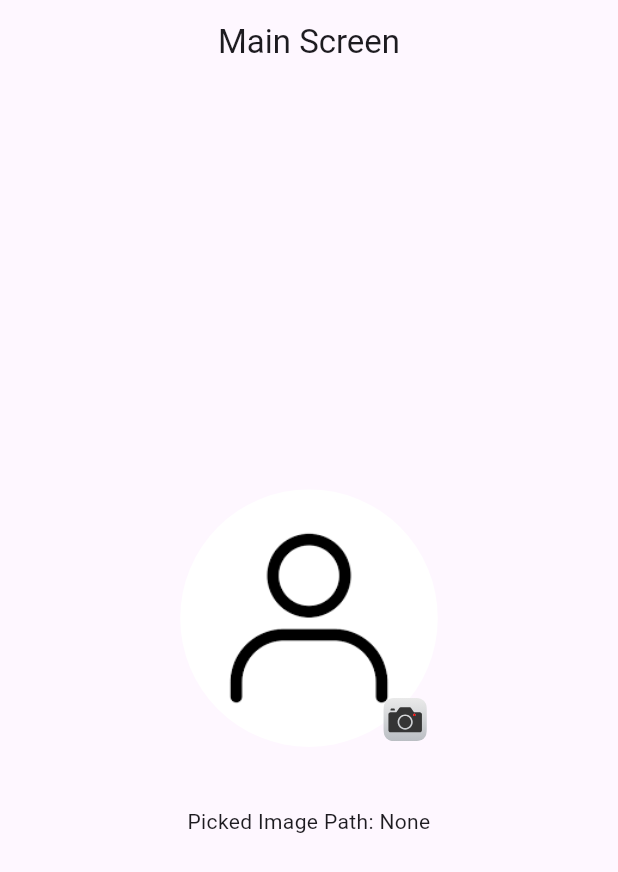
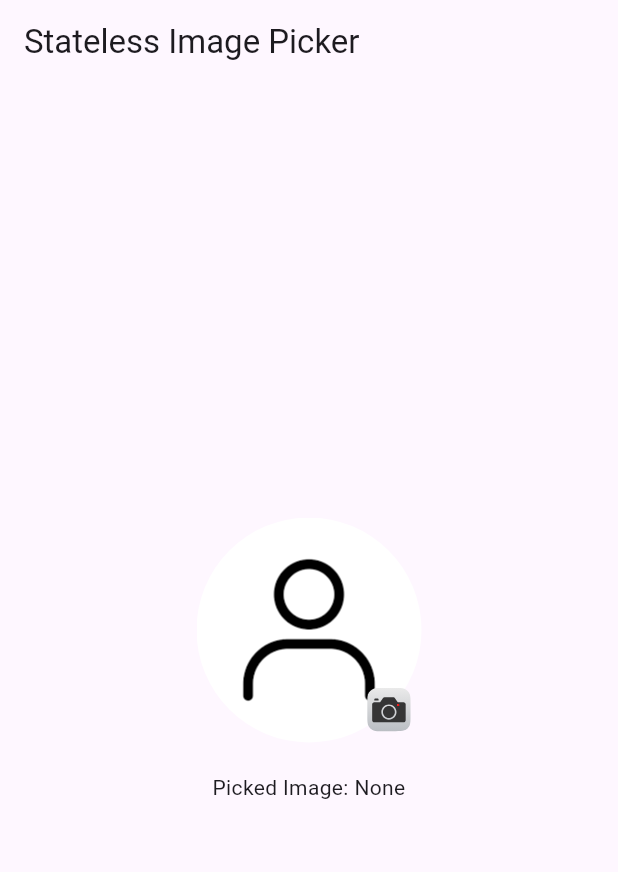
Before and after one commit to ImtiazChowdhuryWork/custom_image_picker, a Flutter app: the screen it shows after launch, on a phone screen of 412 x 824 dp. Shown: the top 872 px of the screen. Run offline on Flutter 3.47's test engine with Material 3 defaults, Android fonts, the light colour scheme and no system bars; our stand-ins replace flutter_screenutil, flutter_svg, get, image_picker.

Commit message:
made necessary changes for using it in the stateless widget

```diff
--- a/lib/core/controllers/custom_image_picker_controller.dart
+++ b/lib/core/controllers/custom_image_picker_controller.dart
@@ -1,4 +1,4 @@
-import 'dart:io';
+import 'package:flutter_screenutil/flutter_screenutil.dart';
 import 'package:get/get.dart';
 import 'package:image_picker/image_picker.dart';
 
@@ -10,22 +10,17 @@ class CustomImagePickerController extends GetxController {
     try {
       final XFile? image = await _picker.pickImage(
         source: source,
+        maxHeight: 1024.h,
+        maxWidth: 1024.w,
         imageQuality: 85,
-        maxHeight: 1024,
-        maxWidth: 1024,
       );
       if (image != null) {
         pickedImagePath.value = image.path;
       } else {
-        Get.snackbar('Cancelled', 'No image selected');
+        Get.snackbar("Canceled", "No image selected.");
       }
     } catch (e) {
-      Get.snackbar('Error', 'Failed to pick image: $e');
+      Get.snackbar("Error", "Failed to pick image: $e");
     }
   }
-
-  void clearImage() => pickedImagePath.value = '';
-
-  File? get imageFile =>
-      pickedImagePath.value.isNotEmpty ? File(pickedImagePath.value) : null;
 }
--- a/lib/core/widget/custom_image_picker_widget.dart
+++ b/lib/core/widget/custom_image_picker_widget.dart
@@ -1,11 +1,12 @@
 import 'dart:io';
 import 'package:flutter/material.dart';
 import 'package:flutter_screenutil/flutter_screenutil.dart';
-import 'package:flutter_svg/flutter_svg.dart';
+import 'package:flutter_svg/svg.dart';
+import '../controllers/custom_image_picker_controller.dart';
 import 'package:get/get.dart';
-import '../controllers/custom_image_picker_controller.dart';
+
+import '../utils/image_picker_dialog.dart';
 import '../utils/image_picker_handler.dart';
-import '../utils/image_preview.dart';
 
 class CustomImagePickerWidget extends StatelessWidget {
   final CustomImagePickerController controller;
@@ -14,8 +15,6 @@ class CustomImagePickerWidget extends StatelessWidget {
   final String editIconPath;
   final double shapeHeight;
   final double shapeWidth;
-  final BoxShape shape;
-  final bool enablePreview;
 
   const CustomImagePickerWidget({
     super.key,
@@ -23,34 +22,58 @@ class CustomImagePickerWidget extends StatelessWidget {
     required this.handler,
     required this.defaultImagePath,
     required this.editIconPath,
-    this.shapeHeight = 120,
-    this.shapeWidth = 120,
-    this.shape = BoxShape.circle,
-    this.enablePreview = true,
+    required this.shapeHeight,
+    required this.shapeWidth,
   });
+
+  void _handlePickImage(BuildContext context) {
+    showImagePickerDialog(
+      onCameraTap: () {
+        Get.back();
+        handler.pickFromCamera();
+      },
+      onGalleryTap: () {
+        Get.back();
+        handler.pickFromGallery();
+      },
+    );
+  }
+
+  void _showPreview(BuildContext context, String imagePath) {
+    showGeneralDialog(
+      context: context,
+      barrierDismissible: true,
+      barrierLabel: '',
+      barrierColor: Colors.black54,
+      pageBuilder: (_, __, ___) => Center(
+        child: Container(
+          width: 0.9.sw,
+          height: 0.5.sh,
+          padding: EdgeInsets.all(10.sp),
+          color: Colors.white,
+          child: InteractiveViewer(
+            child: Image.file(File(imagePath), fit: BoxFit.contain),
+          ),
+        ),
+      ),
+    );
+  }
 
   @override
   Widget build(BuildContext context) {
     return Obx(() {
       final imagePath = controller.pickedImagePath.value;
-      final hasImage = imagePath.isNotEmpty && File(imagePath).existsSync();
-
-      return GestureDetector(
-        onTap: () {
-          if (enablePreview && hasImage) {
-            ImagePreview.show(context, imagePath);
-          } else {
-            handler.showPickerDialog(context);
-          }
-        },
+      return InkWell(
+        onTap: () =>
+            imagePath.isNotEmpty ? _showPreview(context, imagePath) : null,
         child: Container(
           height: shapeHeight,
           width: shapeWidth,
           decoration: BoxDecoration(
-            shape: shape,
+            shape: BoxShape.circle,
             image: DecorationImage(
               fit: BoxFit.cover,
-              image: hasImage
+              image: imagePath.isNotEmpty
                   ? FileImage(File(imagePath))
                   : AssetImage(defaultImagePath) as ImageProvider,
             ),
@@ -61,7 +84,7 @@ class CustomImagePickerWidget extends StatelessWidget {
                 bottom: 5.h,
                 right: 5.w,
                 child: InkWell(
-                  onTap: () => handler.showPickerDialog(context),
+                  onTap: () => _handlePickImage(context),
                   child: SvgPicture.asset(editIconPath),
                 ),
               ),
--- a/lib/features/main_screen/main_screen.dart
+++ b/lib/features/main_screen/main_screen.dart
@@ -1,38 +1,26 @@
 import 'package:flutter/material.dart';
-import 'package:flutter_screenutil/flutter_screenutil.dart';
 import 'package:get/get.dart';
+
 import '../../core/controllers/custom_image_picker_controller.dart';
 import '../../core/utils/image_picker_handler.dart';
 import '../../core/widget/custom_image_picker_widget.dart';
 
-class MainScreen extends StatefulWidget {
-  const MainScreen({super.key});
+class MainScreen extends StatelessWidget {
+  MainScreen({super.key});
 
-  @override
-  State<MainScreen> createState() => _MainScreenState();
-}
+  final CustomImagePickerController imageController = Get.put(
+    CustomImagePickerController(),
+    tag: 'mainScreen',
+  );
 
-class _MainScreenState extends State<MainScreen> {
-  late final CustomImagePickerController imageController;
-  late final ImagePickerHandler pickerHandler;
-
-  @override
-  void initState() {
-    super.initState();
-    imageController = Get.put(CustomImagePickerController(), tag: 'mainScreen');
-    pickerHandler = ImagePickerHandler(imageController);
-  }
-
-  @override
-  void dispose() {
-    Get.delete<CustomImagePickerController>(tag: 'mainScreen');
-    super.dispose();
-  }
+  final ImagePickerHandler pickerHandler = ImagePickerHandler(
+    Get.find<CustomImagePickerController>(tag: 'mainScreen'),
+  );
 
   @override
   Widget build(BuildContext context) {
     return Scaffold(
-      appBar: AppBar(title: const Text('Main Screen'), centerTitle: true),
+      appBar: AppBar(title: const Text("Stateless Image Picker")),
       body: Center(
         child: Column(
           mainAxisAlignment: MainAxisAlignment.center,
@@ -40,15 +28,15 @@ class _MainScreenState extends State<MainScreen> {
             CustomImagePickerWidget(
               controller: imageController,
               handler: pickerHandler,
-              defaultImagePath: 'assets/images/profile_avatar.png',
-              editIconPath: 'assets/icons/camera_icon.svg',
-              shapeHeight: 150.h,
-              shapeWidth: 150.w,
+              defaultImagePath: "assets/images/profile_avatar.png",
+              editIconPath: "assets/icons/camera_icon.svg",
+              shapeHeight: 150,
+              shapeWidth: 150,
             ),
-            SizedBox(height: 30.h),
+            const SizedBox(height: 20),
             Obx(() {
               return Text(
-                'Picked Image Path: ${imageController.pickedImagePath.value.isEmpty ? "None" : imageController.pickedImagePath.value}',
+                'Picked Image: ${imageController.pickedImagePath.value.isEmpty ? "None" : imageController.pickedImagePath.value}',
                 textAlign: TextAlign.center,
               );
             }),
--- a/lib/main.dart
+++ b/lib/main.dart
@@ -18,7 +18,7 @@ class CustomImagePickerApp extends StatelessWidget {
           debugShowCheckedModeBanner: false,
           title: 'Custom Image Picker Demo',
           theme: ThemeData(primarySwatch: Colors.blue),
-          home: const MainScreen(),
+          home: MainScreen(),
         );
       },
     );
```
Also changed, not shown: lib/core/utils/image_picker_dialog.dart (+20 -11 lines), lib/core/utils/image_picker_handler.dart (+2 -16 lines), lib/core/utils/text_font_style.dart (added, +15 -0 lines), assets/icons/camera_icon_without_bg.svg (added).
